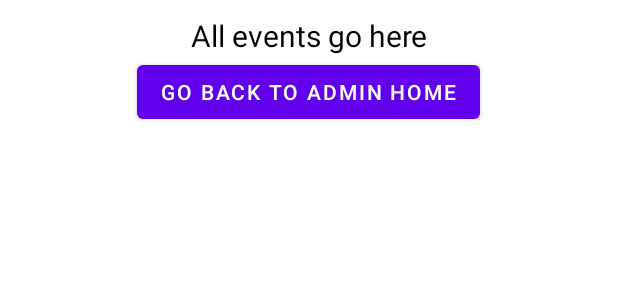
After one commit to sharangw/PickupSport, an Android app: the layout admin_event.xml on its own in the app's theme, with its tools: preview values and no code run, on a phone screen of 412 x 824 dp. The commit adds this screen. Shown: the top 300 px of the screen. Run offline under Robolectric (Android 15) with nearby library versions, the phone set to English and light mode, and no system bars.

Commit message:
update something

```diff
--- /dev/null
+++ b/Sports/app/src/main/res/layout/admin_event.xml
@@ -0,0 +1,24 @@
+<?xml version="1.0" encoding="utf-8"?>
+<LinearLayout xmlns:android="http://schemas.android.com/apk/res/android"
+              android:orientation="vertical"
+              android:layout_width="match_parent"
+              android:layout_height="match_parent">
+
+    <TextView
+            android:layout_width="match_parent"
+            android:layout_height="wrap_content"
+            android:gravity="center"
+            android:layout_marginTop="10dp"
+            android:textSize="20sp"
+            android:textColor="#000"
+            android:text="All events go here"/>
+
+    <com.google.android.material.button.MaterialButton
+            android:id="@+id/back_buttonevent"
+            android:layout_width="wrap_content"
+            android:layout_height="wrap_content"
+            android:layout_alignParentEnd="true"
+            android:layout_alignParentRight="true"
+            android:layout_gravity="center_horizontal"
+            android:text="Go Back to Admin Home" />
+</LinearLayout>
--- a/Sports/app/src/main/res/layout/admin_home.xml
+++ b/Sports/app/src/main/res/layout/admin_home.xml
@@ -20,4 +20,10 @@
             android:text="@string/managevenues"
             android:layout_width="match_parent"
             android:layout_height="wrap_content" android:id="@+id/venue"/>
+
+    <Button
+            android:text="logout from this account"
+            android:background="@color/colorAccent"
+            android:layout_width="match_parent"
+            android:layout_height="wrap_content" android:id="@+id/logout"/>
 </LinearLayout>
--- a/Sports/app/src/main/res/layout/login_fragment.xml
+++ b/Sports/app/src/main/res/layout/login_fragment.xml
@@ -28,12 +28,14 @@
 
         <!-- Snippet from "Add text fields" section goes here. -->
         <com.google.android.material.textfield.TextInputLayout
+
                 android:layout_width="match_parent"
                 android:layout_height="wrap_content"
                 android:layout_margin="4dp"
                 android:hint="@string/hint_username">
 
             <com.google.android.material.textfield.TextInputEditText
+                    android:id="@+id/username_edit_text"
                     android:layout_width="match_parent"
                     android:layout_height="wrap_content" />
         </com.google.android.material.textfield.TextInputLayout>
```
Also changed, not shown: Sports/app/src/main/java/com/example/pickupsport/LoginFragment.kt (+31 -6 lines), Sports/app/src/main/java/com/example/pickupsport/admin_event.kt (added, +28 -0 lines), Sports/app/src/main/java/com/example/pickupsport/admin_home.kt (+20 -0 lines), Sports/app/src/main/java/com/example/pickupsport/admin_user.kt (added, +28 -0 lines), Sports/app/src/main/java/com/example/pickupsport/admin_venue.kt (added, +44 -0 lines), Sports/app/src/main/res/layout/admin_user.xml (added, +24 -0 lines), Sports/app/src/main/res/layout/admin_venue.xml (added, +24 -0 lines).
